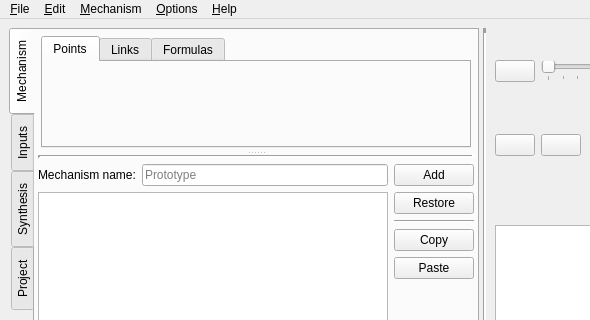
Old version of the form pyslvs_ui/widgets/main.ui in the repository KmolYuan/Pyslvs-UI; both pictures show x 0 to 590 and y 0 to 320 of the 928 by 690 pixel window.
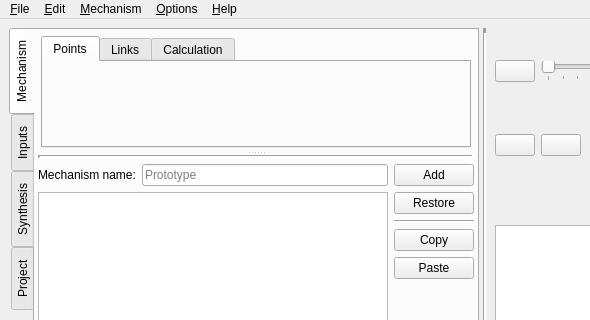
New version of the form. Icons and pictures are not drawn.

Commit message: Change the name of "Calculation" tab.

```diff
--- a/pyslvs_ui/widgets/main.ui
+++ b/pyslvs_ui/widgets/main.ui
@@ -176,7 +176,7 @@
                   <normaloff>:/icons/configure.png</normaloff>:/icons/configure.png</iconset>
                 </attribute>
                 <attribute name="title">
-                 <string>Formulas</string>
+                 <string>Calculation</string>
                 </attribute>
                 <layout class="QVBoxLayout" name="verticalLayout_8">
                  <item>
```
The commit also changes 2 other files.
